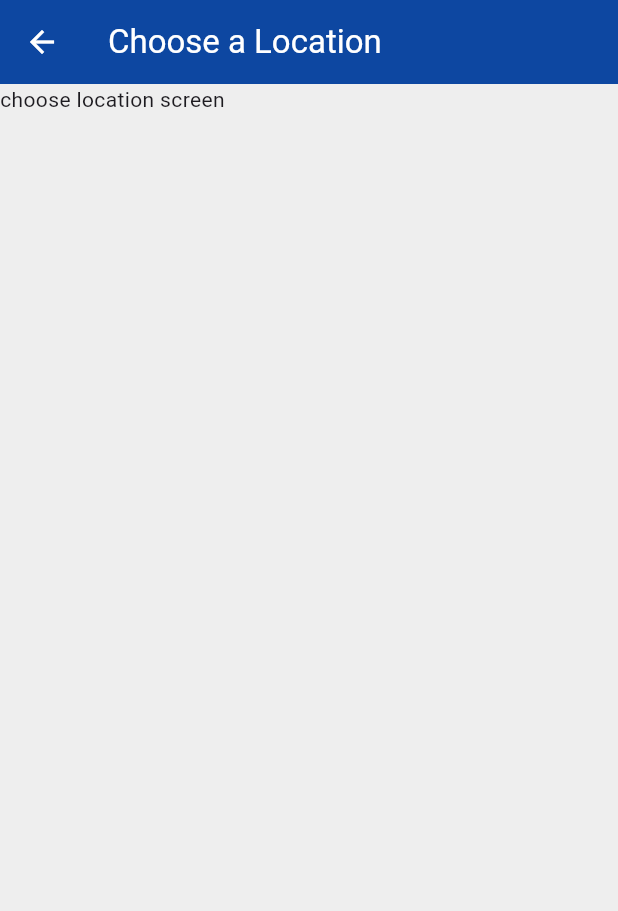
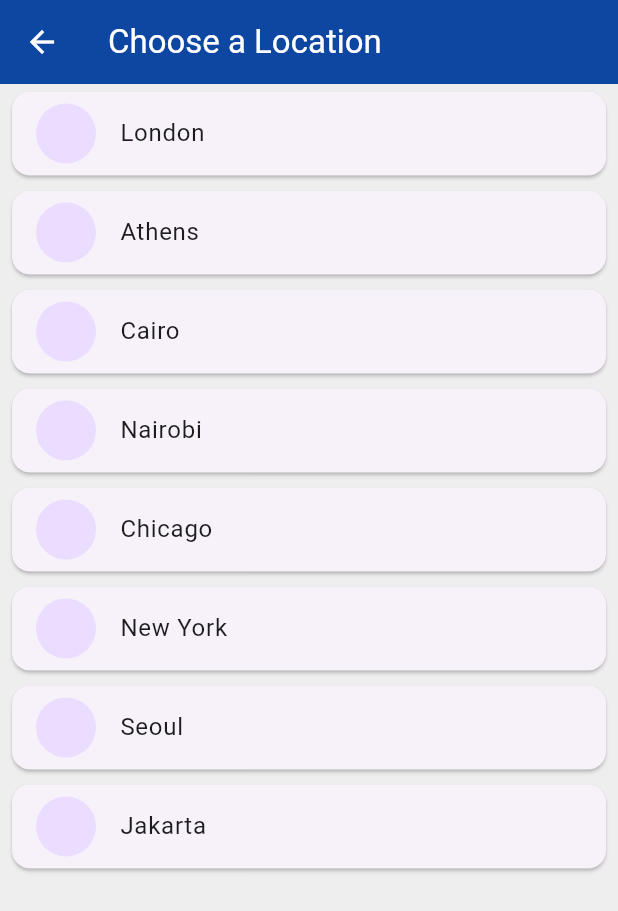
Before and after one commit to CoderNessim/world_time_app, a Flutter app: the ChooseLocation screen opened by its route, on a phone screen of 412 x 824 dp. Shown: the top 911 px of the screen. Run offline on Flutter 3.47's test engine with Material 3 defaults, Android fonts, the phone set to English and light mode, and no system bars; our stand-ins replace flutter_spinkit; network calls fail; statements that could not run were skipped.

Commit message:
finished app

```diff
--- a/lib/pages/choose_location.dart
+++ b/lib/pages/choose_location.dart
@@ -1,4 +1,5 @@
 import 'package:flutter/material.dart';
+import 'package:world_time_app/services/world_time.dart';
 
 class ChooseLocation extends StatefulWidget {
   const ChooseLocation({super.key});
@@ -8,6 +9,27 @@ class ChooseLocation extends StatefulWidget {
 }
 
 class _ChooseLocationState extends State<ChooseLocation> {
+  List<WorldTime> locations = [
+    WorldTime(url: 'Europe/London', location: 'London', flag: 'uk.png'),
+    WorldTime(url: 'Europe/Berlin', location: 'Athens', flag: 'greece.png'),
+    WorldTime(url: 'Africa/Cairo', location: 'Cairo', flag: 'egypt.png'),
+    WorldTime(url: 'Africa/Nairobi', location: 'Nairobi', flag: 'kenya.png'),
+    WorldTime(url: 'America/Chicago', location: 'Chicago', flag: 'usa.png'),
+    WorldTime(url: 'America/New_York', location: 'New York', flag: 'usa.png'),
+    WorldTime(url: 'Asia/Seoul', location: 'Seoul', flag: 'south_korea.png'),
+    WorldTime(url: 'Asia/Jakarta', location: 'Jakarta', flag: 'indonesia.png'),
+  ];
+
+  void updateTime(index) async {
+    WorldTime instance = locations[index];
+    await instance.getTime();
+    Navigator.pop(context, {
+      'location': instance.location,
+      'flag': instance.flag,
+      'time': instance.time,
+      'isDaytime': instance.isDaytime,
+    });
+  }
 
   @override
   Widget build(BuildContext context) {
@@ -22,7 +44,27 @@ class _ChooseLocationState extends State<ChooseLocation> {
             style: TextStyle(color: Colors.white)),
         elevation: 0,
       ),
-      body: const Text('choose location screen'),
+      body: ListView.builder(
+          itemCount: locations.length,
+          itemBuilder: (context, index) {
+            return Padding(
+              padding: const EdgeInsets.symmetric(vertical: 1, horizontal: 4),
+              child: Card(
+                child: ListTile(
+                  onTap: () {
+                    // Navigator.pop(context, {
+                    //   'location': locations[index].location,
+                    //   'flag': locations[index].flag,
+                    //   'url': locations[index].url,
+                    // });
+                    updateTime(index);
+                  },
+                  title: Text(locations[index].location),
+                  leading: const CircleAvatar(),
+                ),
+              ),
+            );
+          }),
     );
   }
 }
```
Also changed, not shown: lib/pages/home.dart (+12 -3 lines).
